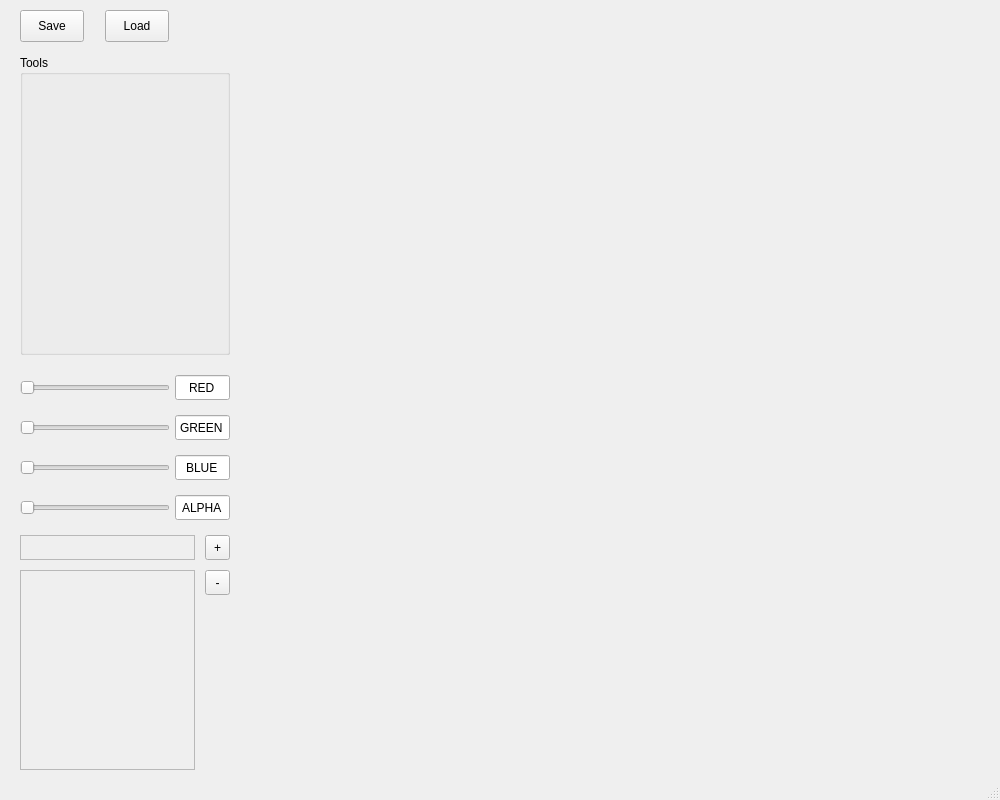
NZaffos/Sprite-Editor, file Assignment8SpriteEditor/mainwindow.ui: the form before one commit.
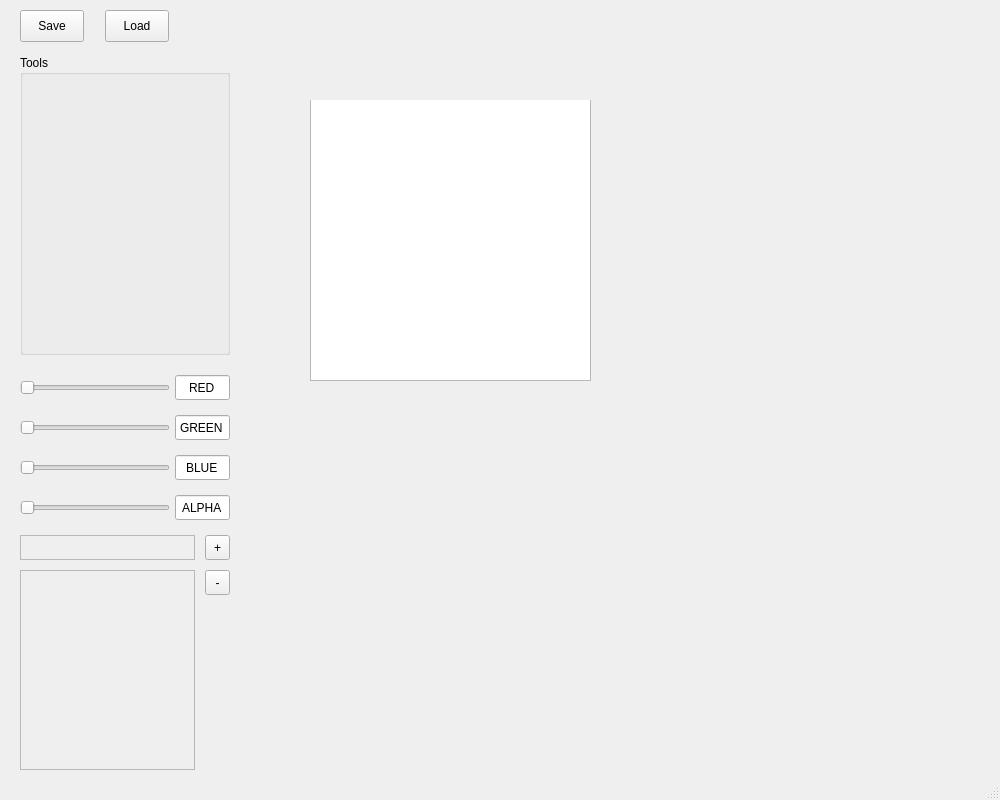
The form after the commit.

Patch:
```diff
--- a/Assignment8SpriteEditor/mainwindow.ui
+++ b/Assignment8SpriteEditor/mainwindow.ui
@@ -26,6 +26,16 @@
     <property name="mouseTracking">
      <bool>false</bool>
     </property>
+    <widget class="QGraphicsView" name="graphicsView">
+     <property name="geometry">
+      <rect>
+       <x>10</x>
+       <y>-40</y>
+       <width>281</width>
+       <height>321</height>
+      </rect>
+     </property>
+    </widget>
    </widget>
    <widget class="QPushButton" name="saveButton">
     <property name="geometry">
```
